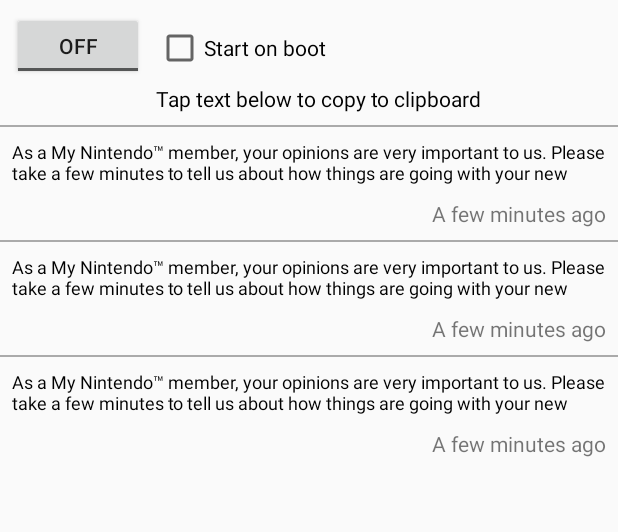
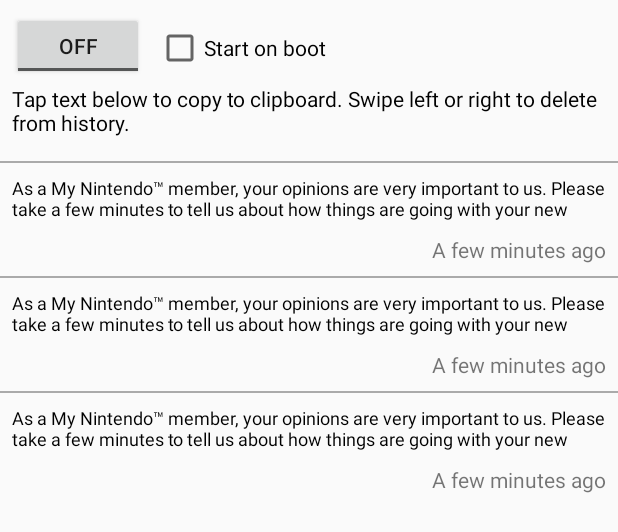
Before and after one commit to jonchampagne/simple-clipboard-manager, an Android app: the layout activity_main.xml on its own in the app's theme, with its tools: preview values and no code run, on a phone screen of 412 x 824 dp. Shown: the top 532 px of the screen. Run offline under Robolectric (Android 15) with nearby library versions, the phone set to English and light mode, and no system bars.

Commit message:
Implement swipe to delete items in the history list.

```diff
--- a/app/src/main/java/com/jayseeofficial/clipboardmanager/ui/activity/MainActivity.kt
+++ b/app/src/main/java/com/jayseeofficial/clipboardmanager/ui/activity/MainActivity.kt
@@ -1,13 +1,10 @@
 package com.jayseeofficial.clipboardmanager.ui.activity
 
-import android.Manifest
 import android.content.ClipData
 import android.content.ClipboardManager
 import android.content.Context
-import android.content.DialogInterface
 import android.support.v7.app.AppCompatActivity
 import android.os.Bundle
-import android.support.v7.app.AlertDialog
 import android.support.v7.widget.LinearLayoutManager
 import android.widget.Toast
 import com.jayseeofficial.clipboardmanager.Application
--- a/app/src/main/res/layout/activity_main.xml
+++ b/app/src/main/res/layout/activity_main.xml
@@ -31,13 +31,10 @@
         android:id="@+id/textView"
         android:layout_width="wrap_content"
         android:layout_height="wrap_content"
-        android:layout_marginStart="8dp"
-        android:layout_marginTop="8dp"
-        android:text="@string/tap_text_below_to_copy_to_clipboard"
+        android:padding="8dp"
+        android:text="@string/clipboard_history_list_instructions"
         android:textColor="@android:color/black"
-        app:layout_constraintStart_toEndOf="@+id/tbServiceOnOff"
-        app:layout_constraintTop_toBottomOf="@+id/cbStartOnBoot"
-        android:layout_marginLeft="8dp" />
+        app:layout_constraintTop_toBottomOf="@+id/cbStartOnBoot" />
 
 
     <android.support.v7.widget.RecyclerView
--- a/app/src/main/res/values/strings.xml
+++ b/app/src/main/res/values/strings.xml
@@ -5,5 +5,5 @@
     <string name="stop_clipboard_history_service">Stop</string>
     <string name="log_clipboard_history">Log clipboard history</string>
     <string name="start_on_boot">Start on boot</string>
-    <string name="tap_text_below_to_copy_to_clipboard">Tap text below to copy to clipboard</string>
+    <string name="clipboard_history_list_instructions">Tap text below to copy to clipboard. Swipe left or right to delete from history.</string>
 </resources>
```
Also changed, not shown: app/src/main/java/com/jayseeofficial/clipboardmanager/ui/adapter/ClipboardHistoryAdapter.kt (+37 -3 lines).
